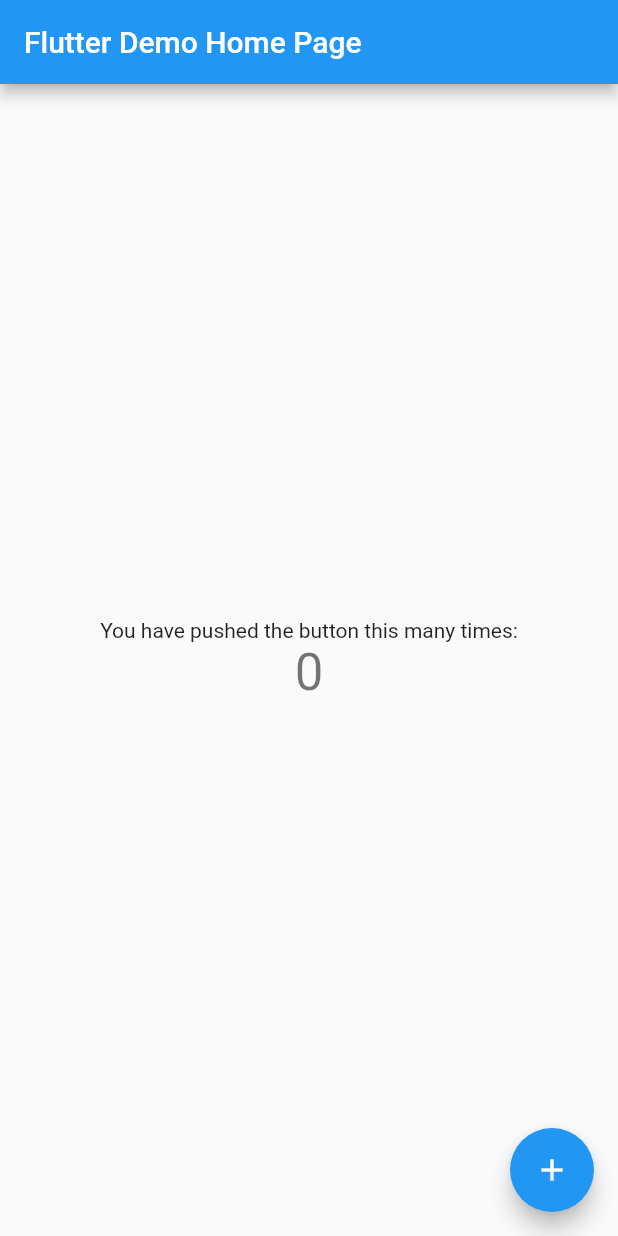
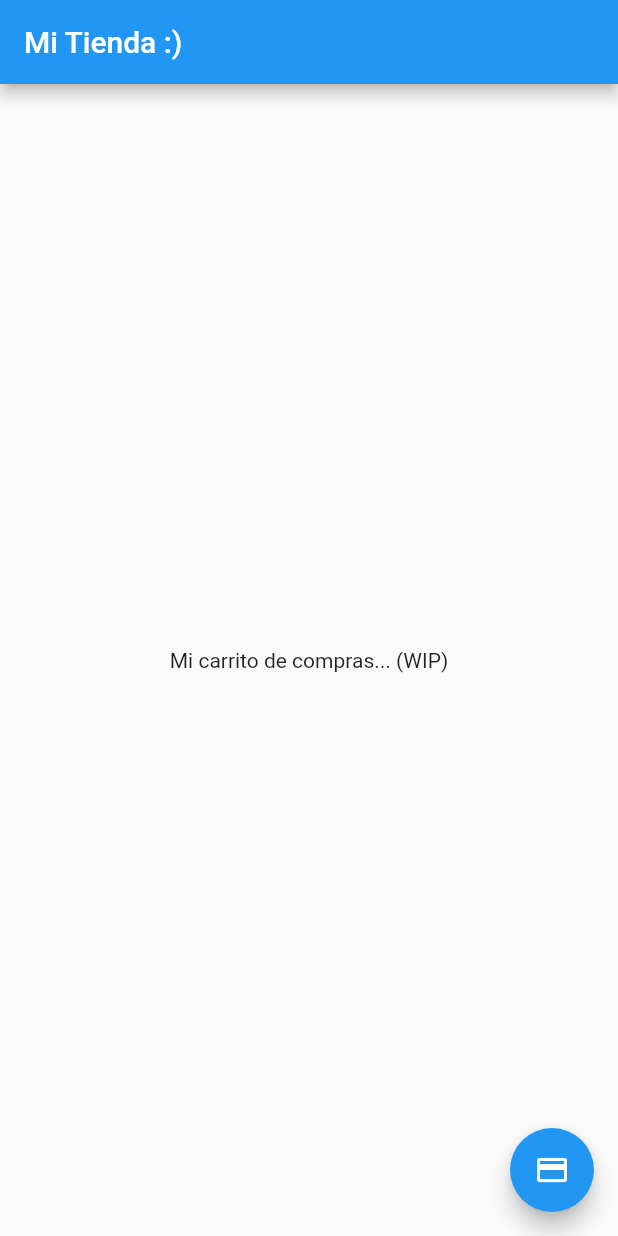
Before and after one commit to Idntify/flutter-sdk, a Flutter app: the screen it shows after launch, on a phone screen of 412 x 824 dp. Run offline on Flutter 3.47's test engine with Material 2 defaults, Android fonts, the phone set to English and light mode, and no system bars; our stand-ins replace camera, extended_image, image_picker, permission_handler; missing offline and left inert: image_editor.

Commit message:
Example app updated and sdk fixes

```diff
--- a/example/lib/main.dart
+++ b/example/lib/main.dart
@@ -1,44 +1,38 @@
+import 'package:camera/camera.dart';
 import 'package:flutter/material.dart';
+import 'package:idntify_widget/idntify_widget.dart';
+import 'package:permission_handler/permission_handler.dart';
 
-void main() {
+List<CameraDescription> cameras;
+
+void main() async {
+  WidgetsFlutterBinding.ensureInitialized();
+
+  await [
+    Permission.location,
+    Permission.storage,
+  ].request();
+
+  cameras = await availableCameras();
+
   runApp(MyApp());
 }
 
 class MyApp extends StatelessWidget {
-  // This widget is the root of your application.
   @override
   Widget build(BuildContext context) {
     return MaterialApp(
       title: 'Flutter Demo',
       theme: ThemeData(
-        // This is the theme of your application.
-        //
-        // Try running your application with "flutter run". You'll see the
-        // application has a blue toolbar. Then, without quitting the app, try
-        // changing the primarySwatch below to Colors.green and then invoke
-        // "hot reload" (press "r" in the console where you ran "flutter run",
-        // or simply save your changes to "hot reload" in a Flutter IDE).
-        // Notice that the counter didn't reset back to zero; the application
-        // is not restarted.
         primarySwatch: Colors.blue,
       ),
-      home: MyHomePage(title: 'Flutter Demo Home Page'),
+      home: MyHomePage(title: 'Mi Tienda :)'),
     );
   }
 }
 
 class MyHomePage extends StatefulWidget {
   MyHomePage({Key key, this.title}) : super(key: key);
-
-  // This widget is the home page of your application. It is stateful, meaning
-  // that it has a State object (defined below) that contains fields that affect
-  // how it looks.
-
-  // This class is the configuration for the state. It holds the values (in this
-  // case the title) provided by the parent (in this case the App widget) and
-  // used by the build method of the State. Fields in a Widget subclass are
-  // always marked "final".
-
   final String title;
 
   @override
@@ -46,68 +40,34 @@
 }
 
 class _MyHomePageState extends State<MyHomePage> {
-  int _counter = 0;
-
-  void _incrementCounter() {
-    setState(() {
-      // This call to setState tells the Flutter framework that something has
-      // changed in this State, which causes it to rerun the build method below
-      // so that the display can reflect the updated values. If we changed
-      // _counter without calling setState(), then the build method would not be
-      // called again, and so nothing would appear to happen.
-      _counter++;
-    });
-  }
+  bool _executeIdntifyProcess = false;
+  bool _IdntifyProcessCompleted = false;
 
   @override
   Widget build(BuildContext context) {
-    // This method is rerun every time setState is called, for instance as done
-    // by the _incrementCounter method above.
-    //
-    // The Flutter framework has been optimized to make rerunning build methods
-    // fast, so that you can just rebuild anything that needs updating rather
-    // than having to individually change instances of widgets.
     return Scaffold(
       appBar: AppBar(
-        // Here we take the value from the MyHomePage object that was created by
-        // the App.build method, and use it to set our appbar title.
         title: Text(widget.title),
       ),
-      body: Center(
-        // Center is a layout widget. It takes a single child and positions it
-        // in the middle of the parent.
+      body: !_executeIdntifyProcess ? Center(
         child: Column(
-          // Column is also a layout widget. It takes a list of children and
-          // arranges them vertically. By default, it sizes itself to fit its
-          // children horizontally, and tries to be as tall as its parent.
-          //
-          // Invoke "debug painting" (press "p" in the console, choose the
-          // "Toggle Debug Paint" action from the Flutter Inspector in Android
-          // Studio, or the "Toggle Debug Paint" command in Visual Studio Code)
-          // to see the wireframe for each widget.
-          //
-          // Column has various properties to control how it sizes itself and
-          // how it positions its children. Here we use mainAxisAlignment to
-          // center the children vertically; the main axis here is the vertical
-          // axis because Columns are vertical (the cross axis would be
-          // horizontal).
           mainAxisAlignment: MainAxisAlignment.center,
           children: <Widget>[
             Text(
-              'You have pushed the button this many times:',
-            ),
-            Text(
-              '$_counter',
-              style: Theme.of(context).textTheme.headline4,
+              _IdntifyProcessCompleted ? 'Transacción de IDntify completada' : 'Mi carrito de compras... (WIP)',
             ),
           ],
         ),
-      ),
-      floatingActionButton: FloatingActionButton(
-        onPressed: _incrementCounter,
-        tooltip: 'Increment',
-        child: Icon(Icons.add),
-      ), // This trailing comma makes auto-formatting nicer for build methods.
+      ) : Idntify(
+        '<<YOUR API_KEY>>',
+        '<<YOUR ORIGIN>>',
+        cameras,
+        onTransactionFinished: () => setState(() => {_executeIdntifyProcess = false, _IdntifyProcessCompleted = true}),),
+      floatingActionButton: !_executeIdntifyProcess ? FloatingActionButton(
+        onPressed: () => setState(() => _executeIdntifyProcess = true),
+        tooltip: 'Checkout',
+        child: Icon(Icons.payment),
+      ) : null,
     );
   }
 }
--- a/example/pubspec.yaml
+++ b/example/pubspec.yaml
@@ -28,6 +28,10 @@
   # The following adds the Cupertino Icons font to your application.
   # Use with the CupertinoIcons class for iOS style icons.
   cupertino_icons: ^1.0.2
+  permission_handler: 5.1.0
+  camera:
+  idntify_widget:
+    path: ../
 
 dev_dependencies:
   flutter_test:
--- a/lib/src/models/camera_button_icons.dart
+++ b/lib/src/models/camera_button_icons.dart
@@ -8,11 +8,11 @@
   String get name {
     switch (this) {
       case CameraButtonIcons.record:
-        return 'icons/record.png';
+        return 'assets/icons/record.png';
       case CameraButtonIcons.recordActive:
-        return 'icons/record-active.png';
+        return 'assets/icons/record-active.png';
       case CameraButtonIcons.flip:
-        return 'icons/flip.png';
+        return 'assets/icons/flip.png';
       default:
         return null;
     }
--- a/lib/src/widgets/camera.dart
+++ b/lib/src/widgets/camera.dart
@@ -65,7 +65,7 @@
                                               children: <Widget>[
                                                 AnimatedOpacity(
                                                     child: FloatingActionButton(
-                                                      child: Image.asset(widget.recording ? CameraButtonIcons.recordActive.name : CameraButtonIcons.record.name),
+                                                      child: Image.asset(widget.recording ? CameraButtonIcons.recordActive.name : CameraButtonIcons.record.name, package: 'idntify_widget'),
                                                       backgroundColor: Colors.white,
                                                       onPressed: () {
                                                         if (widget.recording) {
@@ -85,7 +85,7 @@
                                                   Padding(
                                                     padding: EdgeInsets.only(left: 5),
                                                     child: FloatingActionButton(
-                                                        child: Image.asset(CameraButtonIcons.flip.name),
+                                                        child: Image.asset(CameraButtonIcons.flip.name, package: 'idntify_widget'),
                                                         backgroundColor: Colors.white,
                                                         mini: true,
                                                         onPressed: widget.changeCamera
--- a/lib/src/widgets/image_picker_selector.dart
+++ b/lib/src/widgets/image_picker_selector.dart
@@ -18,7 +18,7 @@
             child: Column(
                 children: <Widget>[
                   InfoText(text, color: Colors.black, icon: textIcon),
-                  Image.asset(icon.name, height: 30)
+                  Image.asset(icon.name, height: 30, package: 'idntify_widget')
                 ]
             ), width: 250, padding: EdgeInsets.all(10),
             decoration: BoxDecoration(
--- a/lib/src/widgets/info.dart
+++ b/lib/src/widgets/info.dart
@@ -18,7 +18,7 @@
     return Expanded(
         child: Column(
             children:<Widget>[
-              if (icon != null) ...{ Image.asset(icon.name, scale: 1.6) },
+              if (icon != null) ...{ Image.asset(icon.name, scale: 1.6, package: 'idntify_widget') },
               if (title != null) ...{ InfoText(title, bold: true, size: 24, color: Colors.black) },
               Flexible(child: Column(children: texts ?? [], mainAxisSize: MainAxisSize.min,), fit: FlexFit.loose, flex: 2),
               if (imagePicker != null) ...{ imagePicker },
--- a/lib/src/widgets/instructions.dart
+++ b/lib/src/widgets/instructions.dart
@@ -13,7 +13,7 @@
     return Expanded(
         child: Column(
             children: <Widget>[
-              Image.asset(image.name, scale: 2),
+              Image.asset(image.name, scale: 2, package: 'idntify_widget'),
               Padding(
                   padding: EdgeInsets.only(top: 15),
                   child: InfoText(text, bold: true, size: 24, color: Colors.black),
--- a/lib/src/widgets/text.dart
+++ b/lib/src/widgets/text.dart
@@ -20,7 +20,7 @@
             children: [
               Padding(
                 padding: EdgeInsets.only(right: 12),
-                child: Image.asset(icon.name, height: 35, width: 35,),
+                child: Image.asset(icon.name, height: 35, width: 35, package: 'idntify_widget'),
               ),
               Flexible(
                   child: Text(text,
```
Also changed, not shown: lib/src/idntify_widget.dart (+15 -5 lines), pubspec.yaml (+9 -9 lines), example/pubspec.lock, 2 other files.
